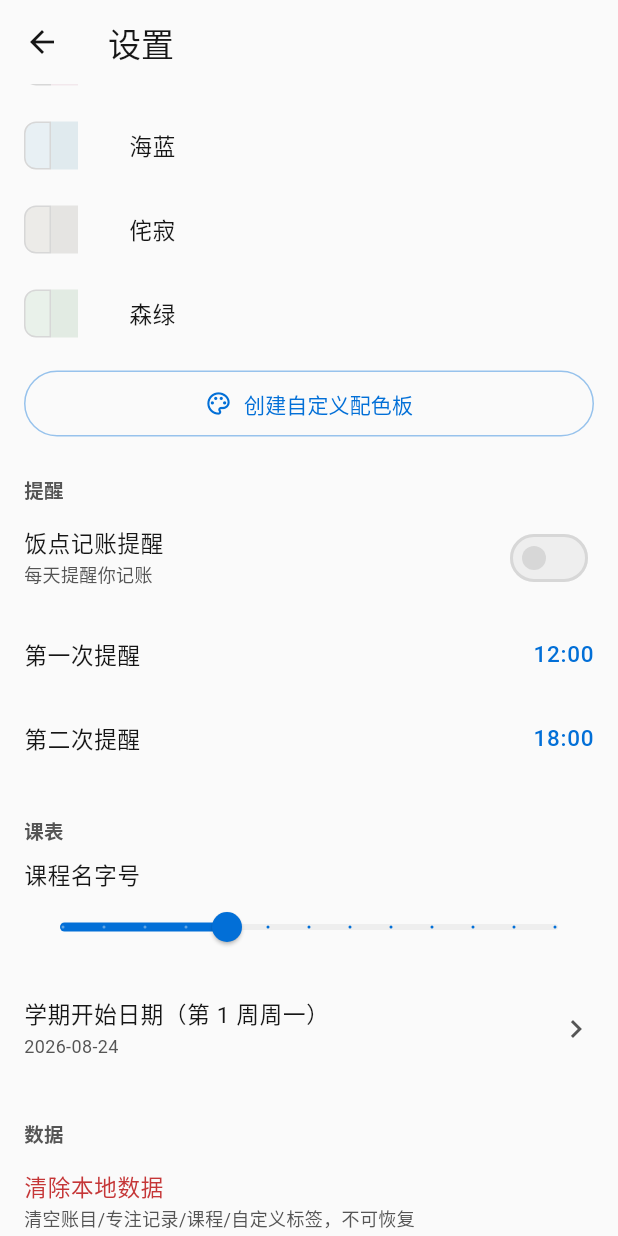
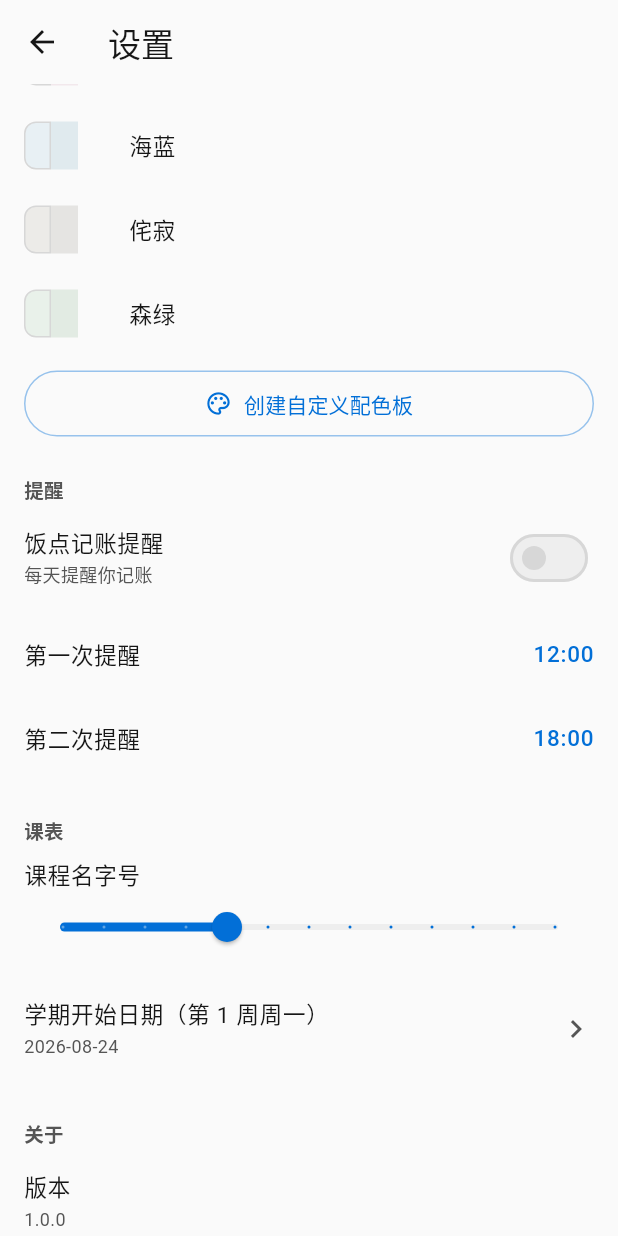
Before and after one commit to Atropine33333/Prinia, a Flutter app: the SettingsPage screen opened directly, scrolled down 310 dp, on a phone screen of 412 x 824 dp. Run offline on Flutter 3.47's test engine with Material 3 defaults, Android fonts, the phone set to English and light mode, and no system bars; our stand-ins replace drift, flutter_local_notifications, flutter_riverpod, flutter_svg, shared_preferences, timezone; missing offline and left inert: flutter_displaymode; accounts and stored records are empty; generated files the repository leaves out were written again.

Commit message:
feat: 设置-关于-开源许可证页（LicensePage）

```diff
--- a/lib/features/settings/settings_page.dart
+++ b/lib/features/settings/settings_page.dart
@@ -246,6 +246,28 @@ class _SettingsPageState extends ConsumerState<SettingsPage> {
             },
           ),
           const SizedBox(height: 24),
+          // ── 关于 ──
+          _SectionTitle('关于'),
+          ListTile(
+            contentPadding: EdgeInsets.zero,
+            title: Text('版本',
+                style: TextStyle(color: colors.text, fontSize: 15)),
+            subtitle: Text('1.0.0',
+                style: TextStyle(color: colors.textMuted, fontSize: 12)),
+          ),
+          ListTile(
+            contentPadding: EdgeInsets.zero,
+            title: Text('开源许可证',
+                style: TextStyle(color: colors.text, fontSize: 15)),
+            subtitle: Text('Apache License 2.0 及各依赖组件许可',
+                style: TextStyle(color: colors.textMuted, fontSize: 12)),
+            trailing: Icon(Icons.chevron_right, color: colors.textMuted),
+            onTap: () => Navigator.of(context).push(
+              MaterialPageRoute(
+                  builder: (_) => const OpenSourceLicensesPage()),
+            ),
+          ),
+          const SizedBox(height: 24),
           // ── 危险区 ──
           _SectionTitle('数据'),
           ListTile(
@@ -360,3 +382,20 @@ class _ThemeTile extends StatelessWidget {
     );
   }
 }
+
+/// 开源许可证页（Flutter 内置 LicensePage，自动汇总全部依赖许可）。
+class OpenSourceLicensesPage extends StatelessWidget {
+  const OpenSourceLicensesPage({super.key});
+
+  @override
+  Widget build(BuildContext context) {
+    return Scaffold(
+      appBar: AppBar(title: const Text('开源许可证')),
+      body: const LicensePage(
+        applicationName: 'Prinia',
+        applicationVersion: '1.0.0',
+        applicationLegalese: 'Prinia · 记账、番茄钟与课表的本地效率工具',
+      ),
+    );
+  }
+}
```
